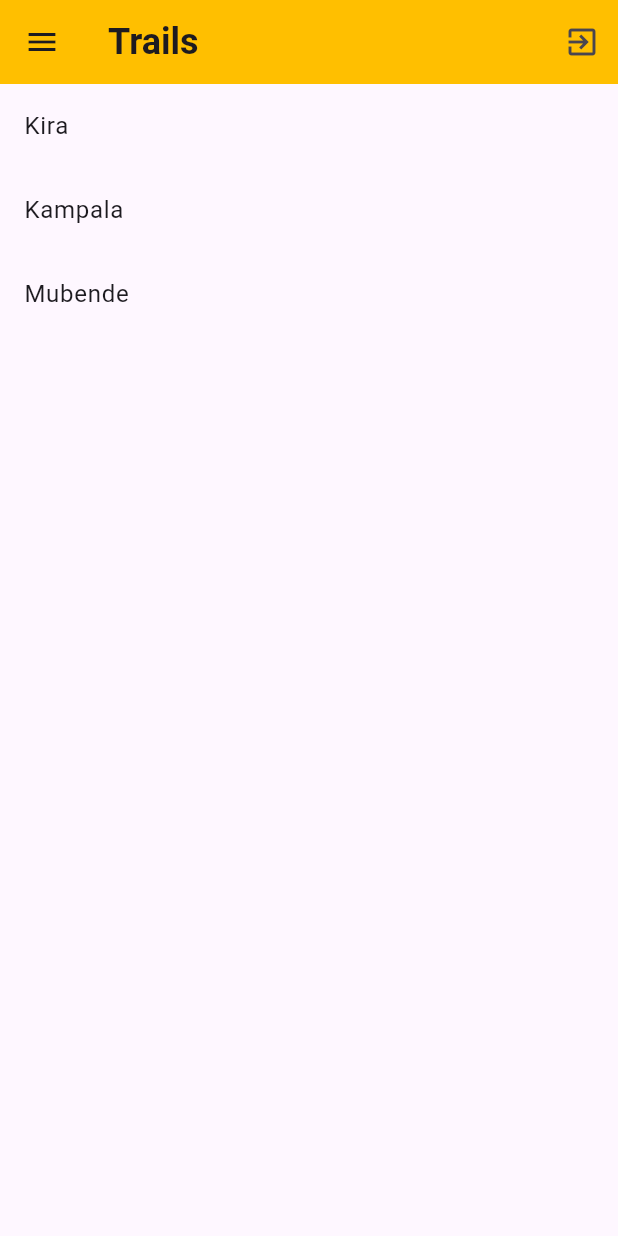
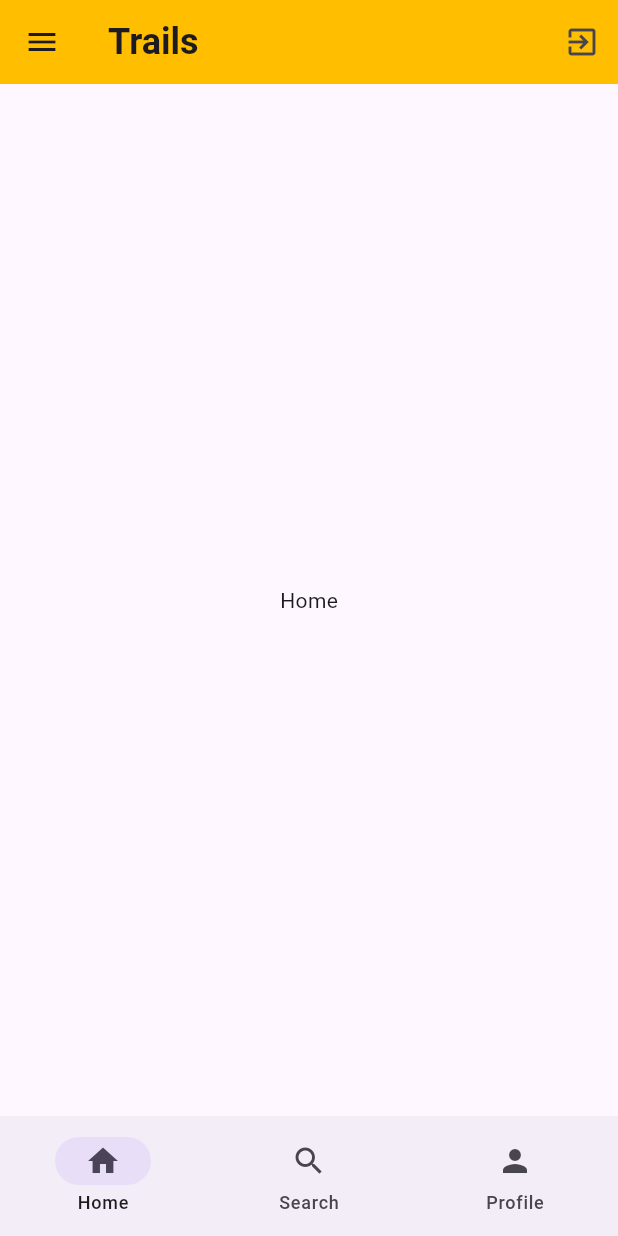
Before and after one commit to twesigetrejan/alltrails, a Flutter app: the screen it shows after launch, on a phone screen of 412 x 824 dp. Run offline on Flutter 3.47's test engine with Material 3 defaults, Android fonts, the phone set to English and light mode, and no system bars.

Commit message:
styles: add bottom navigation bar

```diff
--- a/lib/main.dart
+++ b/lib/main.dart
@@ -4,10 +4,20 @@ void main() {
   runApp(MyApp());
 }
 
-class MyApp extends StatelessWidget {
-  MyApp({super.key});
+class MyApp extends StatefulWidget {
+  const MyApp({super.key});
 
-  List names = ["Kira", "Kampala", "Mubende"];
+  @override
+  State<MyApp> createState() => _MyAppState();
+}
+class _MyAppState extends State<MyApp> {
+  int selectedIndex = 0;
+
+  final screens = [
+    Center(child: Text("Home")),
+    Center(child: Text("Search")),
+    Center(child: Text("Profile")),
+  ];
 
   @override
   Widget build(BuildContext context) {
@@ -26,47 +36,23 @@ class MyApp extends StatelessWidget {
             IconButton(onPressed: () {}, icon: Icon(Icons.exit_to_app)),
           ],
         ),
-        body: ListView.builder(
-          itemCount: names.length,
-          itemBuilder: (context, index) => ListTile(title: Text(names[index])),
+
+        // <-- Body changes with selectedIndex
+        body: screens[selectedIndex],
+
+        bottomNavigationBar: NavigationBar(
+          selectedIndex: selectedIndex,
+          onDestinationSelected: (index) {
+            setState(() {
+              selectedIndex = index;
+            });
+          },
+          destinations: const [
+            NavigationDestination(icon: Icon(Icons.home), label: "Home"),
+            NavigationDestination(icon: Icon(Icons.search), label: "Search"),
+            NavigationDestination(icon: Icon(Icons.person), label: "Profile"),
+          ],
         ),
-
-        // body: Center(
-        //   child: SizedBox(
-        //     height: 900,
-        //     child: Image.asset(
-        //       'assets/icons/welcome.webp',
-        //       fit: BoxFit.fitHeight,
-        //     ),
-        //   ),
-        // ),
-        // body: ListView(
-        //   scrollDirection: Axis.horizontal,
-        //   children: [
-        //     SizedBox(height: 20),
-        //     Expanded(
-        //       child: Container(
-        //         color: Colors.green,
-        //         padding: EdgeInsets.all(20),
-        //         height: 400,
-        //         width: 400,
-        //       ),
-        //     ),
-        //     Expanded(
-        //       child: Container(
-        //         color: Colors.green,
-        //         padding: EdgeInsets.all(20),
-        //         height: 400,
-        //       ),
-        //     ),
-        //     Expanded(
-        //       child: Container(
-        //         color: Colors.green,
-        //         padding: EdgeInsets.all(20),
-        //       ),
-        //     ),
-        //   ],
-        // ),
       ),
     );
   }
```
